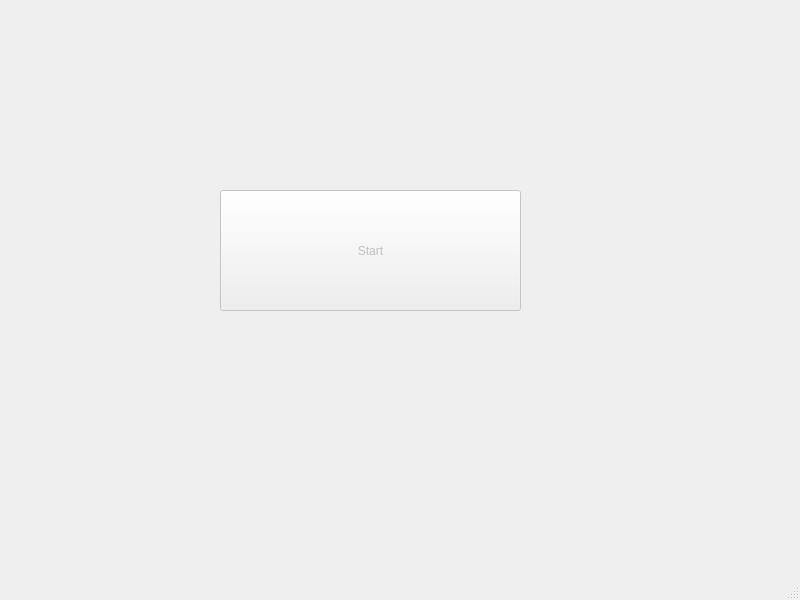
The window that server.ui (SINA-JAHANGIR/Skull-King) describes before a commit, drawn with Qt 5.
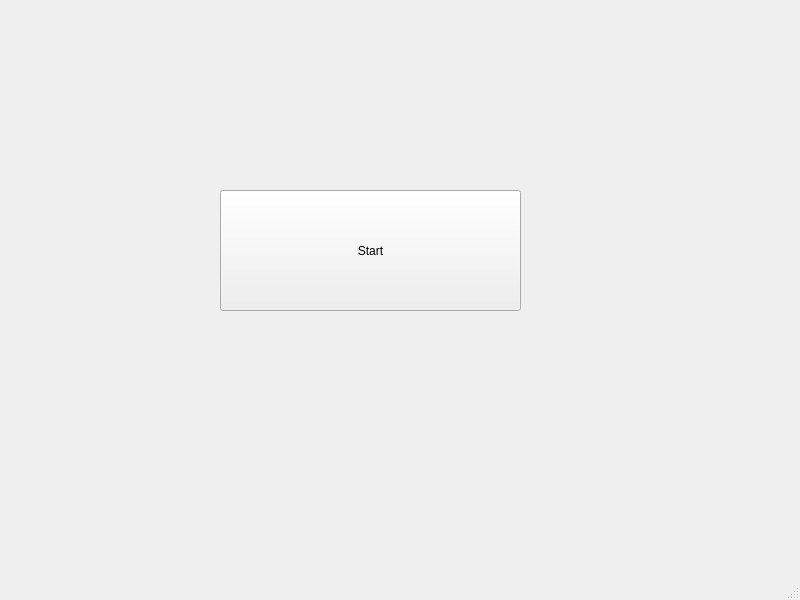
The same window after the commit.

```diff
--- a/server.ui
+++ b/server.ui
@@ -16,7 +16,7 @@
   <widget class="QWidget" name="centralwidget">
    <widget class="QPushButton" name="btn_start">
     <property name="enabled">
-     <bool>false</bool>
+     <bool>true</bool>
     </property>
     <property name="geometry">
      <rect>
```
